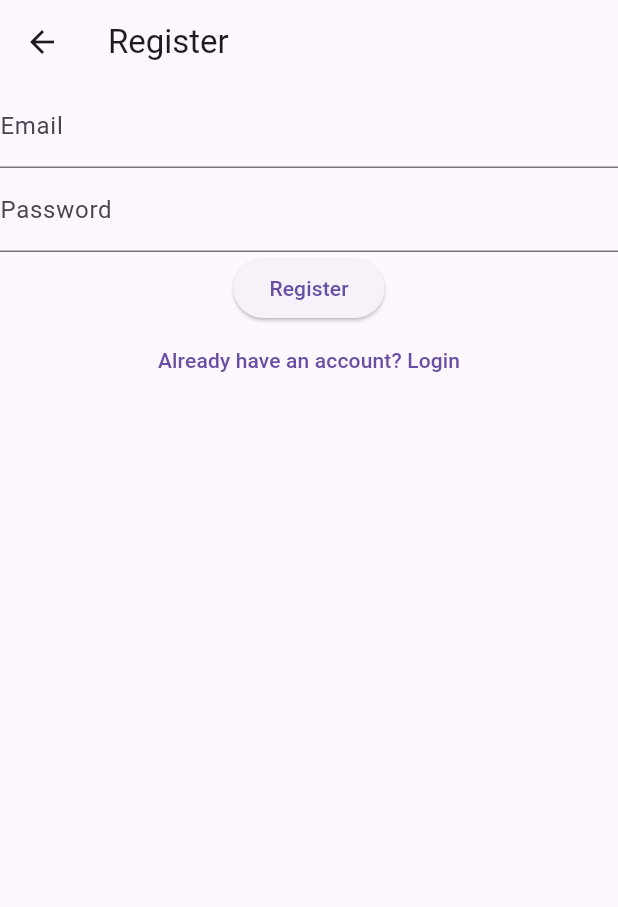
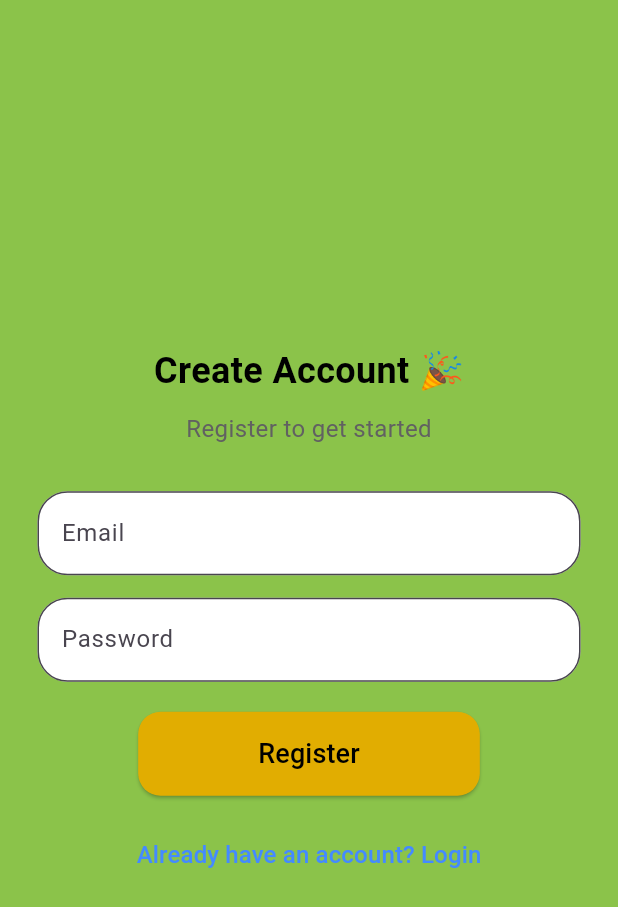
Before and after one commit to ADITISONIC/Bill-splitting-app, a Flutter app: the screen it shows after launch, after a tap on "No account? Register", on a phone screen of 412 x 824 dp. Shown: the top 907 px of the screen. Run offline on Flutter 3.47's test engine with Material 3 defaults, Android fonts, the phone set to English and light mode, and no system bars; our stand-ins replace firebase_auth, firebase_core, google_fonts; accounts and stored records are empty; network calls fail.

Commit message:
login register page updated

```diff
--- a/lib/login.dart
+++ b/lib/login.dart
@@ -15,26 +15,89 @@ class _LoginScreenState extends State<LoginScreen> {
   void login() async {
     try {
       await _auth.signInWithEmailAndPassword(
-        email: emailController.text,
-        password: passwordController.text,
+        email: emailController.text.trim(),
+        password: passwordController.text.trim(),
       );
-      Navigator.pushReplacement(context, MaterialPageRoute(builder: (context) => BillSplit()));
+      Navigator.pushReplacement(
+          context, MaterialPageRoute(builder: (context) => BillSplit()));
     } catch (e) {
-      ScaffoldMessenger.of(context).showSnackBar(SnackBar(content: Text("Login failed: $e")));
+      ScaffoldMessenger.of(context).showSnackBar(
+          SnackBar(content: Text("Login failed: $e")));
     }
   }
 
   @override
   Widget build(BuildContext context) {
     return Scaffold(
-      appBar: AppBar(title: Text("Login")),
-      body: Column(
-        children: [
-          TextField(controller: emailController, decoration: InputDecoration(labelText: "Email")),
-          TextField(controller: passwordController, decoration: InputDecoration(labelText: "Password"), obscureText: true),
-          ElevatedButton(onPressed: login, child: Text("Login")),
-          TextButton(onPressed: () => Navigator.push(context, MaterialPageRoute(builder: (context) => RegisterScreen())), child: Text("No account? Register")),
-        ],
+      backgroundColor: Colors.lightGreen,
+      body: Center(
+        child: Padding(
+          padding: EdgeInsets.symmetric(horizontal: 25),
+          child: Column(
+            mainAxisAlignment: MainAxisAlignment.center,
+            children: [
+              Text("Welcome Back! 👋",
+                  style: TextStyle(
+                      fontSize: 24,
+                      fontWeight: FontWeight.bold,
+                      color: Colors.black)),
+              SizedBox(height: 10),
+              Text(
+                "Login to continue",
+                style: TextStyle(fontSize: 16, color: Colors.grey[700]),
+              ),
+              SizedBox(height: 30),
+              // Email Field
+              TextField(
+                controller: emailController,
+                decoration: InputDecoration(
+                  filled: true,
+                  fillColor: Colors.white,
+                  labelText: "Email",
+                  border: OutlineInputBorder(
+                      borderRadius: BorderRadius.circular(20)),
+                ),
+              ),
+              SizedBox(height: 15),
+              // Password Field
+              TextField(
+                controller: passwordController,
+                obscureText: true,
+                decoration: InputDecoration(
+                  filled: true,
+                  fillColor: Colors.white,
+                  labelText: "Password",
+                  border: OutlineInputBorder(
+                      borderRadius: BorderRadius.circular(20)),
+                ),
+              ),
+              SizedBox(height: 20),
+              // Login Button
+              ElevatedButton(
+                style: ElevatedButton.styleFrom(
+                  backgroundColor: Color(0xFFE1AD01),
+                  padding:
+                  EdgeInsets.symmetric(vertical: 15, horizontal: 80),
+                  shape: RoundedRectangleBorder(
+                      borderRadius: BorderRadius.circular(15)),
+                ),
+                onPressed: login,
+                child: Text("Login",
+                    style: TextStyle(fontSize: 18, color:Color(0xFF3E363F))),
+              ),
+              SizedBox(height: 15),
+              // Register Option
+              TextButton(
+                onPressed: () => Navigator.push(context,
+                    MaterialPageRoute(builder: (context) => RegisterScreen())),
+                child: Text(
+                  "No account? Register",
+                  style: TextStyle(fontSize: 16, color: Colors.blueAccent),
+                ),
+              ),
+            ],
+          ),
+        ),
       ),
     );
   }
@@ -52,26 +115,89 @@ class _RegisterScreenState extends State<RegisterScreen> {
   void register() async {
     try {
       await _auth.createUserWithEmailAndPassword(
-        email: emailController.text,
-        password: passwordController.text,
+        email: emailController.text.trim(),
+        password: passwordController.text.trim(),
       );
-      Navigator.pushReplacement(context, MaterialPageRoute(builder: (context) => BillSplit()));
+      Navigator.pushReplacement(
+          context, MaterialPageRoute(builder: (context) => BillSplit()));
     } catch (e) {
-      ScaffoldMessenger.of(context).showSnackBar(SnackBar(content: Text("Registration failed: $e")));
+      ScaffoldMessenger.of(context).showSnackBar(
+          SnackBar(content: Text("Registration failed: $e")));
     }
   }
 
   @override
   Widget build(BuildContext context) {
     return Scaffold(
-      appBar: AppBar(title: Text("Register")),
-      body: Column(
-        children: [
-          TextField(controller: emailController, decoration: InputDecoration(labelText: "Email")),
-          TextField(controller: passwordController, decoration: InputDecoration(labelText: "Password"), obscureText: true),
-          ElevatedButton(onPressed: register, child: Text("Register")),
-          TextButton(onPressed: () => Navigator.push(context, MaterialPageRoute(builder: (context) => LoginScreen())), child: Text("Already have an account? Login")),
-        ],
+      backgroundColor: Colors.lightGreen,
+      body: Center(
+        child: Padding(
+          padding: EdgeInsets.symmetric(horizontal: 25),
+          child: Column(
+            mainAxisAlignment: MainAxisAlignment.center,
+            children: [
+              Text("Create Account 🎉",
+                  style: TextStyle(
+                      fontSize: 24,
+                      fontWeight: FontWeight.bold,
+                      color: Colors.black)),
+              SizedBox(height: 10),
+              Text(
+                "Register to get started",
+                style: TextStyle(fontSize: 16, color: Colors.grey[700]),
+              ),
+              SizedBox(height: 30),
+              // Email Field
+              TextField(
+                controller: emailController,
+                decoration: InputDecoration(
+                  filled: true,
+                  fillColor: Colors.white,
+                  labelText: "Email",
+                  border: OutlineInputBorder(
+                      borderRadius: BorderRadius.circular(20)),
+                ),
+              ),
+              SizedBox(height: 15),
+              // Password Field
+              TextField(
+                controller: passwordController,
+                obscureText: true,
+                decoration: InputDecoration(
+                  filled: true,
+                  fillColor: Colors.white,
+                  labelText: "Password",
+                  border: OutlineInputBorder(
+                      borderRadius: BorderRadius.circular(20)),
+                ),
+              ),
+              SizedBox(height: 20),
+              // Register Button
+              ElevatedButton(
+                style: ElevatedButton.styleFrom(
+                  backgroundColor: Color(0xFFE1AD01),
+                  padding:
+                  EdgeInsets.symmetric(vertical: 15, horizontal: 80),
+                  shape: RoundedRectangleBorder(
+                      borderRadius: BorderRadius.circular(15)),
+                ),
+                onPressed: register,
+                child: Text("Register",
+                    style: TextStyle(fontSize: 18, color: Colors.black)),
+              ),
+              SizedBox(height: 15),
+              // Login Option
+              TextButton(
+                onPressed: () => Navigator.push(context,
+                    MaterialPageRoute(builder: (context) => LoginScreen())),
+                child: Text(
+                  "Already have an account? Login",
+                  style: TextStyle(fontSize: 16, color: Colors.blueAccent),
+                ),
+              ),
+            ],
+          ),
+        ),
       ),
     );
   }
```
